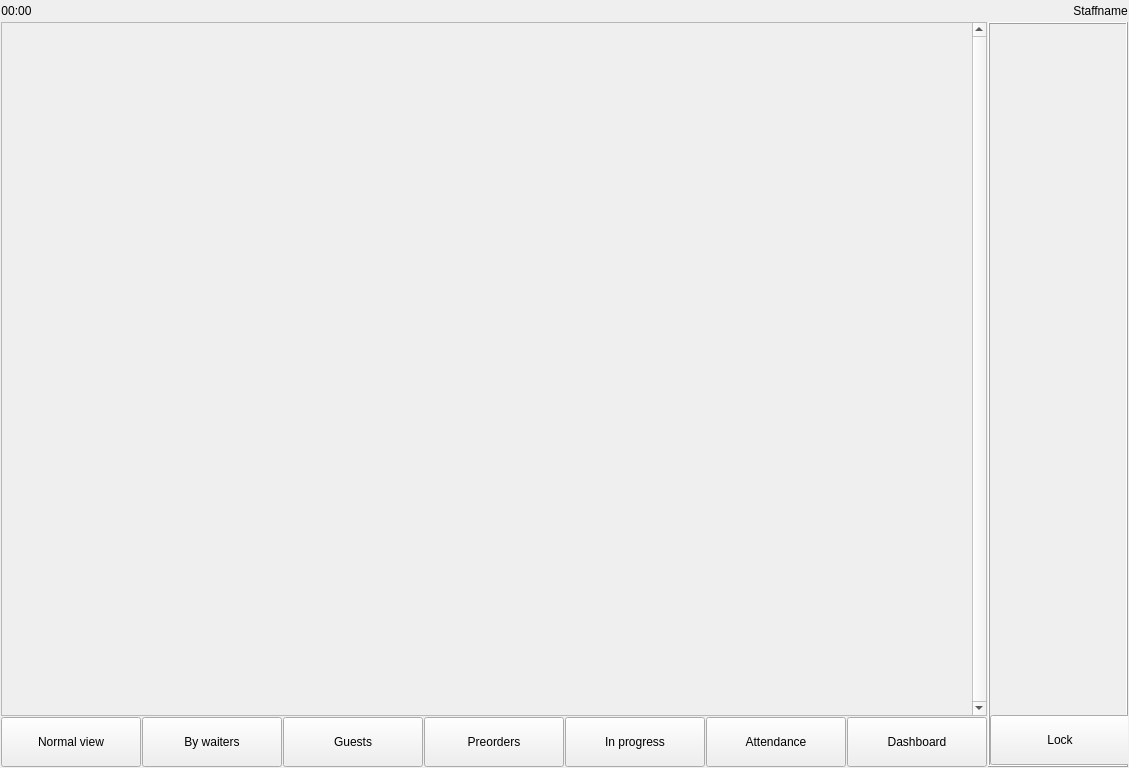
This is Waiter/dlgface.ui in End1-1/Cafe5 as Qt 5 draws it before an edit. The edited form follows.
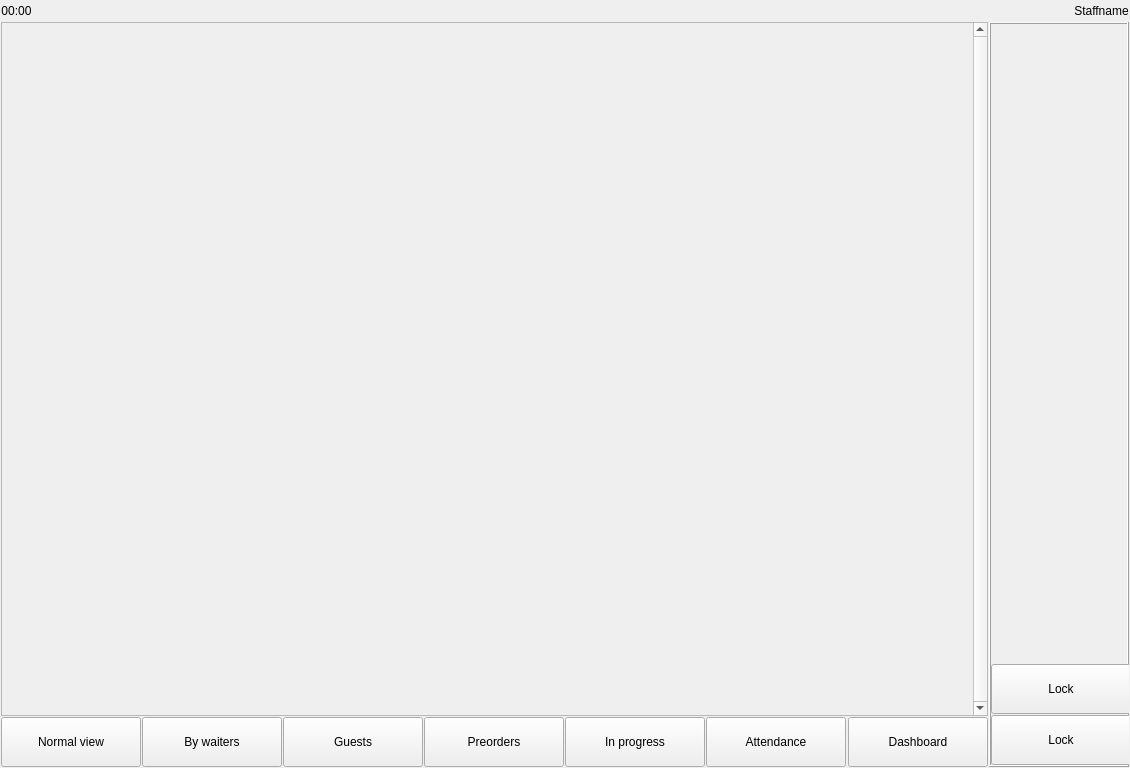
This is the edited form. Icons and pictures are not drawn.

What changed in the file:
```diff
--- a/Waiter/dlgface.ui
+++ b/Waiter/dlgface.ui
@@ -6,7 +6,7 @@
    <rect>
     <x>0</x>
     <y>0</y>
-    <width>1108</width>
+    <width>1130</width>
     <height>768</height>
    </rect>
   </property>
@@ -85,6 +85,35 @@
         </property>
        </spacer>
       </item>
+      <item>
+       <widget class="QToolButton" name="btnLast40Min">
+        <property name="minimumSize">
+         <size>
+          <width>140</width>
+          <height>50</height>
+         </size>
+        </property>
+        <property name="maximumSize">
+         <size>
+          <width>16777215</width>
+          <height>50</height>
+         </size>
+        </property>
+        <property name="text">
+         <string>Lock</string>
+        </property>
+        <property name="icon">
+         <iconset resource="resources/res.qrc">
+          <normaloff>:/calendar.png</normaloff>:/calendar.png</iconset>
+        </property>
+        <property name="iconSize">
+         <size>
+          <width>32</width>
+          <height>32</height>
+         </size>
+        </property>
+       </widget>
+      </item>
       <item>
        <widget class="QToolButton" name="btnExit">
         <property name="minimumSize">
```
Left out of the diff: 2 changed lines with no effect on the pictures.
